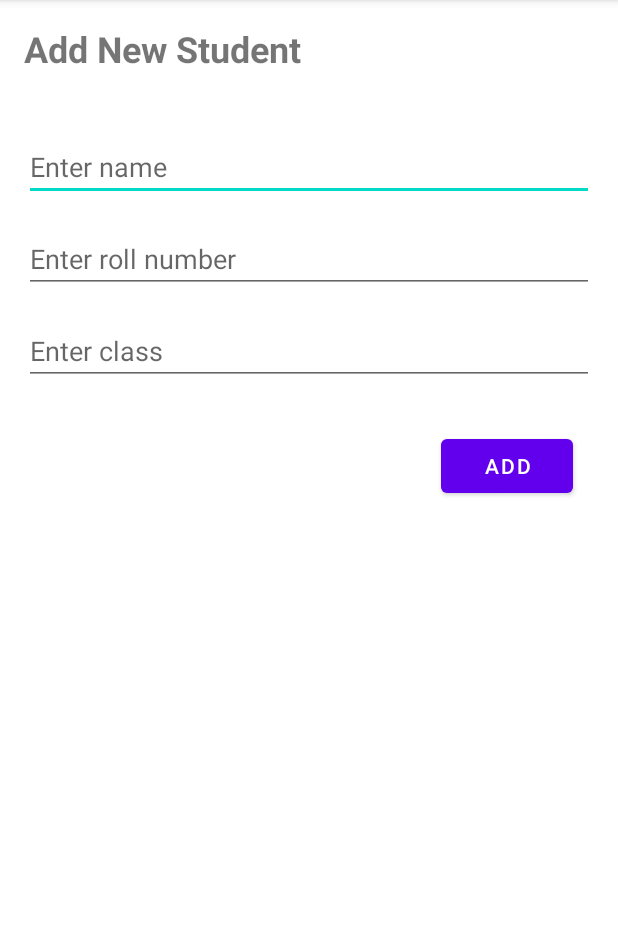
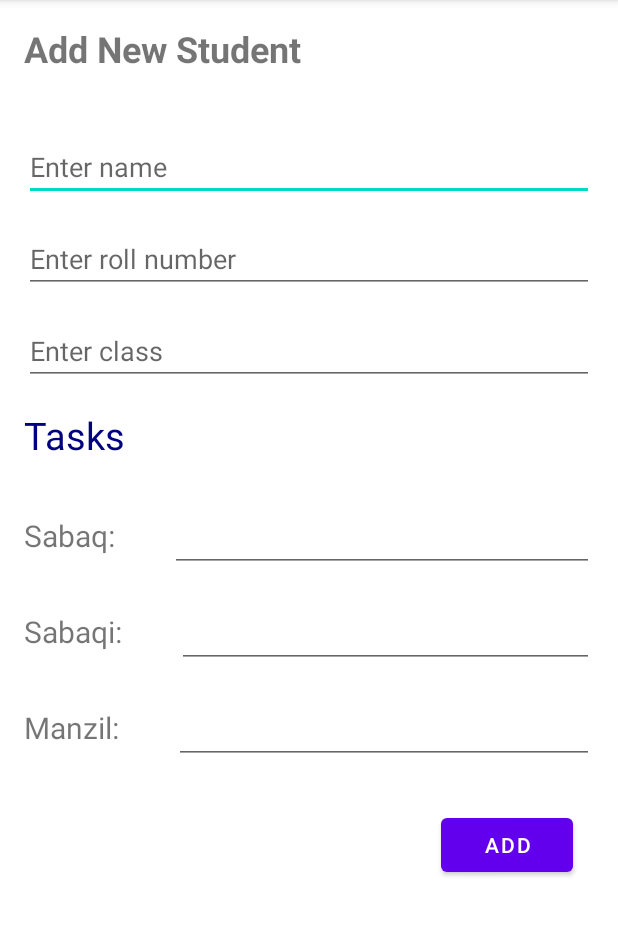
Before and after one commit to bilal-pabo/diary, an Android app: the AddForm screen opened directly, with no data from a screen before it, after a tap on "ADD", on a phone screen of 412 x 824 dp, the part 84-1020 px from its top. Run offline under Robolectric (Android 15) with nearby library versions, the phone set to English and light mode, and no system bars; 1 statement that could not run was skipped.

Commit message:
4th commit

```diff
--- a/app/src/main/AndroidManifest.xml
+++ b/app/src/main/AndroidManifest.xml
@@ -28,6 +28,10 @@
             android:name=".AllStudents"
             android:exported="true">
         </activity>
+        <activity
+            android:name=".StudentInfo"
+            android:exported="true">
+        </activity>
     </application>
 
 </manifest>
--- a/app/src/main/java/com/bilal/teacherdiary/AddForm.java
+++ b/app/src/main/java/com/bilal/teacherdiary/AddForm.java
@@ -10,9 +10,10 @@ import android.widget.Toast;
 import androidx.appcompat.app.AppCompatActivity;
 
 public class AddForm extends AppCompatActivity {
-    EditText name, rollNum, Class;
+    EditText name, rollNum, Class, sabaq, sabaqi, manzil;
     Button add;
     DBHelper db;
+    Tasks db2;
     @Override
     protected void onCreate(Bundle savedInstanceState) {
         super.onCreate(savedInstanceState);
@@ -21,7 +22,11 @@ public class AddForm extends AppCompatActivity {
         rollNum = findViewById(R.id.rollNum);
         Class = findViewById(R.id.Class);
         add = findViewById(R.id.add);
+        sabaq = findViewById(R.id.t1);
+        sabaqi = findViewById(R.id.t2);
+        manzil = findViewById(R.id.t3);
         db = new DBHelper(this);
+        db2 = new Tasks(this);
 
         add.setOnClickListener(new View.OnClickListener() {
             @Override
@@ -29,7 +34,10 @@ public class AddForm extends AppCompatActivity {
                 String Name = name.getText().toString();
                 String RollNumber = rollNum.getText().toString();
                 String StdClass = Class.getText().toString();
-                if (Name.isEmpty() || RollNumber.isEmpty() || StdClass.isEmpty())
+                String Sabaq = sabaq.getText().toString();
+                String Sabaqi = sabaqi.getText().toString();
+                String Manzil = manzil.getText().toString();
+                if (Name.isEmpty() || RollNumber.isEmpty() || StdClass.isEmpty() || Sabaq.isEmpty() || Sabaqi.isEmpty() || Manzil.isEmpty())
                 {
                     Toast.makeText(AddForm.this, "Fill All Fields", Toast.LENGTH_SHORT).show();
                 }
@@ -37,7 +45,8 @@ public class AddForm extends AppCompatActivity {
                 {
                     Student student = new Student(Name, RollNumber, StdClass);
                     long result = db.insertStudent(student);
-                    if (result != -1)
+                    long result2 = db2.addRecord(RollNumber, Sabaq, Sabaqi, Manzil);
+                    if (result != -1 && result2 != -1)
                     {
                         Toast.makeText(AddForm.this, "Added Successfully", Toast.LENGTH_SHORT).show();
                     }
@@ -48,6 +57,9 @@ public class AddForm extends AppCompatActivity {
                     name.setText("");
                     rollNum.setText("");
                     Class.setText("");
+                    sabaq.setText("");
+                    sabaqi.setText("");
+                    manzil.setText("");
                 }
                 }
         });
--- a/app/src/main/java/com/bilal/teacherdiary/AllStudents.java
+++ b/app/src/main/java/com/bilal/teacherdiary/AllStudents.java
@@ -1,5 +1,6 @@
 package com.bilal.teacherdiary;
 
+import android.content.Context;
 import android.content.Intent;
 import android.os.Bundle;
 import android.view.View;
@@ -32,5 +33,6 @@ public class AllStudents extends AppCompatActivity {
         recyclerView.setLayoutManager(new LinearLayoutManager(this));
         StudentAdapter adapter = new StudentAdapter(students, this);
         recyclerView.setAdapter(adapter);
+
     }
 }
--- a/app/src/main/java/com/bilal/teacherdiary/StudentAdapter.java
+++ b/app/src/main/java/com/bilal/teacherdiary/StudentAdapter.java
@@ -55,6 +55,19 @@ public class StudentAdapter extends RecyclerView.Adapter<StudentAdapter.StudentV
         holder.textViewFriendName.setText(student.getName());
         holder.textViewDate.setText(student.getRollNo());
         holder.textViewCity.setText(student.getclass());
+
+        // Set click listener for each student item
+        holder.itemView.setOnClickListener(new View.OnClickListener() {
+            @Override
+            public void onClick(View v) {
+                // Open a new activity with the student details
+                Intent intent = new Intent(context, StudentInfo.class);
+                intent.putExtra("name", student.getName());
+                intent.putExtra("roll", student.getRollNo());
+                intent.putExtra("Class", student.getclass());
+                context.startActivity(intent);
+            }
+        });
     }
 
     @Override
--- a/app/src/main/res/layout/addform.xml
+++ b/app/src/main/res/layout/addform.xml
@@ -41,6 +41,103 @@
         android:layout_marginEnd="16dp"
         android:layout_marginTop="16dp" />
 
+    <TextView
+        android:id="@+id/heading4"
+        android:layout_width="wrap_content"
+        android:layout_height="wrap_content"
+        android:text="Tasks"
+        android:textSize="25dp"
+        android:textColor="#000080"
+        android:layout_marginTop="16dp"
+        android:layout_marginStart="16dp"
+        android:layout_marginEnd="16dp"/>
+    <Space
+        android:layout_width="match_parent"
+        android:layout_height="10dp" />
+
+
+        <LinearLayout
+            android:layout_width="match_parent"
+            android:layout_height="wrap_content"
+            android:orientation="horizontal">
+
+            <TextView
+                android:layout_width="wrap_content"
+                android:layout_height="wrap_content"
+                android:text="Sabaq: "
+                android:textSize="20dp"
+                android:layout_marginStart="16dp"
+                android:layout_marginEnd="16dp"
+                android:layout_marginTop="16dp"/>
+
+            <EditText
+                android:id="@+id/t1"
+                android:layout_width="match_parent"
+                android:layout_height="wrap_content"
+
+                android:inputType="none"
+                android:textSize="20dp"
+
+                android:layout_marginStart="16dp"
+                android:layout_marginEnd="16dp"
+                android:layout_marginTop="16dp"/>
+        </LinearLayout>
+
+        <LinearLayout
+            android:layout_width="match_parent"
+            android:layout_height="wrap_content"
+            android:orientation="horizontal">
+
+            <TextView
+                android:layout_width="wrap_content"
+                android:layout_height="wrap_content"
+                android:text="Sabaqi: "
+                android:textSize="20dp"
+                android:layout_marginStart="16dp"
+                android:layout_marginEnd="16dp"
+                android:layout_marginTop="16dp"/>
+
+            <EditText
+                android:id="@+id/t2"
+                android:layout_width="match_parent"
+                android:layout_height="wrap_content"
+
+                android:inputType="none"
+                android:textSize="20dp"
+
+                android:layout_marginStart="16dp"
+                android:layout_marginEnd="16dp"
+                android:layout_marginTop="16dp"/>
+        </LinearLayout>
+
+        <LinearLayout
+            android:layout_width="match_parent"
+            android:layout_height="wrap_content"
+            android:orientation="horizontal">
+
+            <TextView
+                android:layout_width="wrap_content"
+                android:layout_height="wrap_content"
+                android:text="Manzil: "
+                android:textSize="20dp"
+                android:layout_marginStart="16dp"
+                android:layout_marginEnd="16dp"
+                android:layout_marginTop="16dp"/>
+
+            <EditText
+                android:id="@+id/t3"
+                android:layout_width="match_parent"
+                android:layout_height="wrap_content"
+
+                android:inputType="none"
+                android:textSize="20dp"
+
+                android:layout_marginStart="16dp"
+                android:layout_marginEnd="16dp"
+                android:layout_marginTop="16dp"/>
+        </LinearLayout>
+
+
     <Button
         android:id="@+id/add"
         android:layout_width="wrap_content"
```
